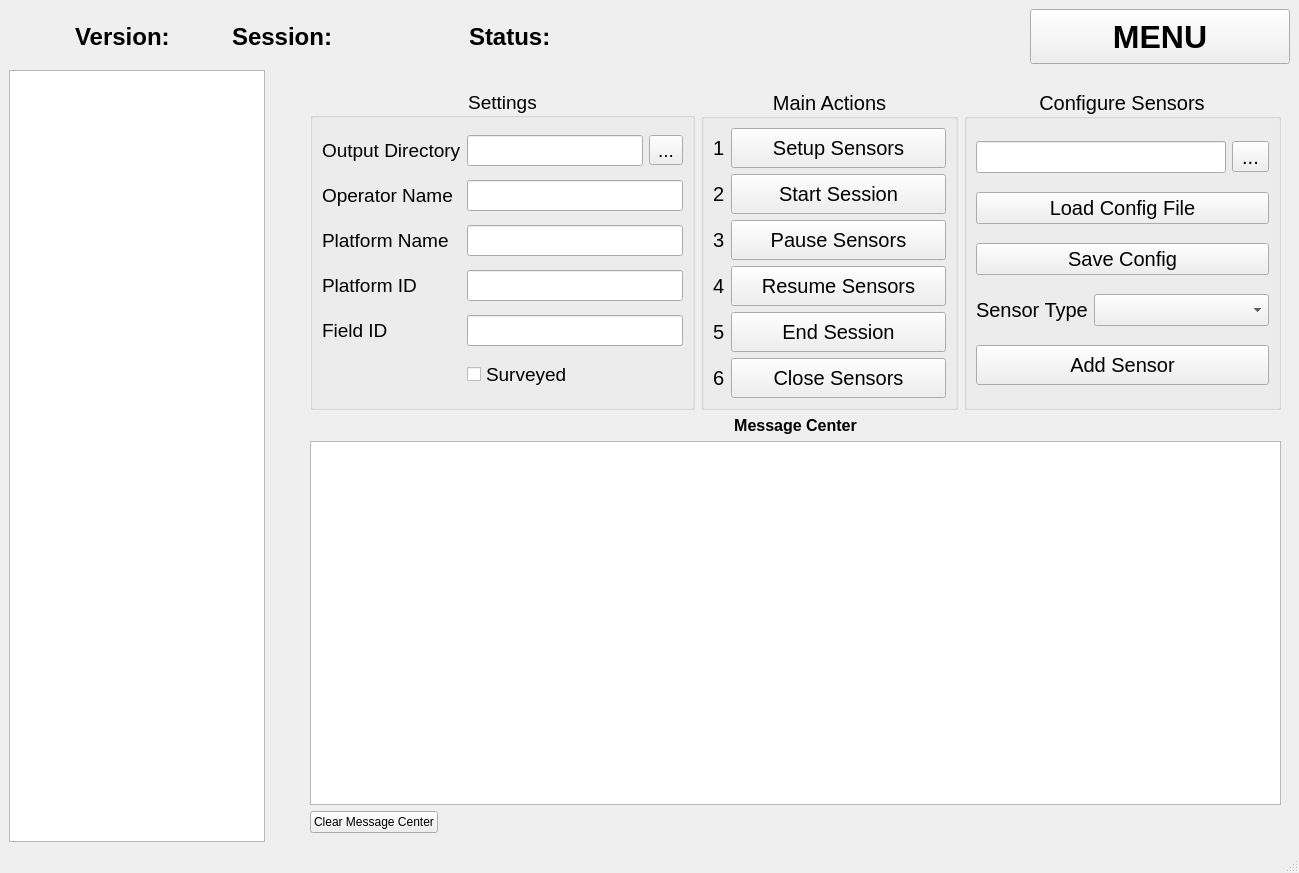
This is source/dysense_designer.ui in DySense/DySense as Qt 5 draws it before an edit. The edited form follows.
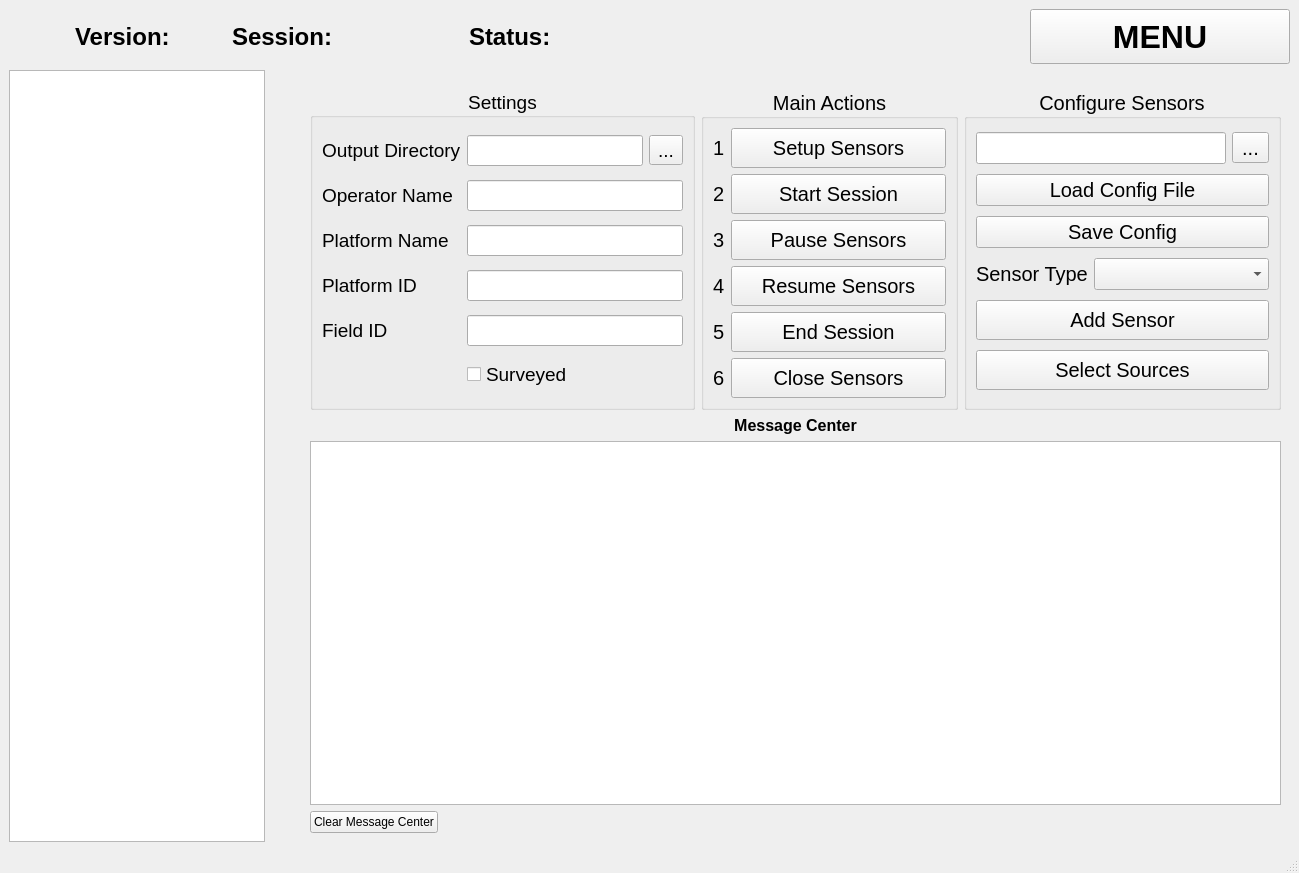
This is the edited form.

Commit message: Allow user to select data sources using dialog window.  Window not formatted well and orientation sources not supported yet.

Diff of the .ui file:
```diff
--- a/source/dysense_designer.ui
+++ b/source/dysense_designer.ui
@@ -661,6 +661,32 @@
                    </property>
                   </widget>
                  </item>
+                 <item>
+                  <widget class="QPushButton" name="select_sources_button">
+                   <property name="sizePolicy">
+                    <sizepolicy hsizetype="Minimum" vsizetype="Fixed">
+                     <horstretch>0</horstretch>
+                     <verstretch>0</verstretch>
+                    </sizepolicy>
+                   </property>
+                   <property name="minimumSize">
+                    <size>
+                     <width>0</width>
+                     <height>40</height>
+                    </size>
+                   </property>
+                   <property name="font">
+                    <font>
+                     <pointsize>15</pointsize>
+                     <weight>50</weight>
+                     <bold>false</bold>
+                    </font>
+                   </property>
+                   <property name="text">
+                    <string>Select Sources</string>
+                   </property>
+                  </widget>
+                 </item>
                 </layout>
                </widget>
               </item>
```
The commit also changes 7 other files.
